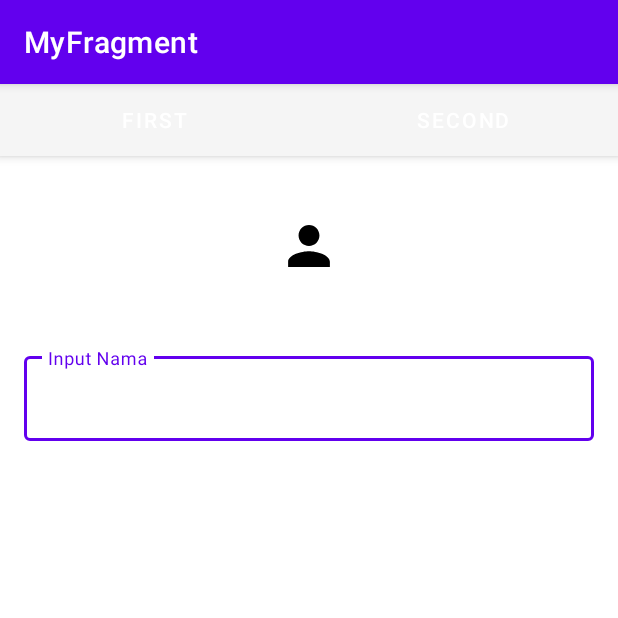
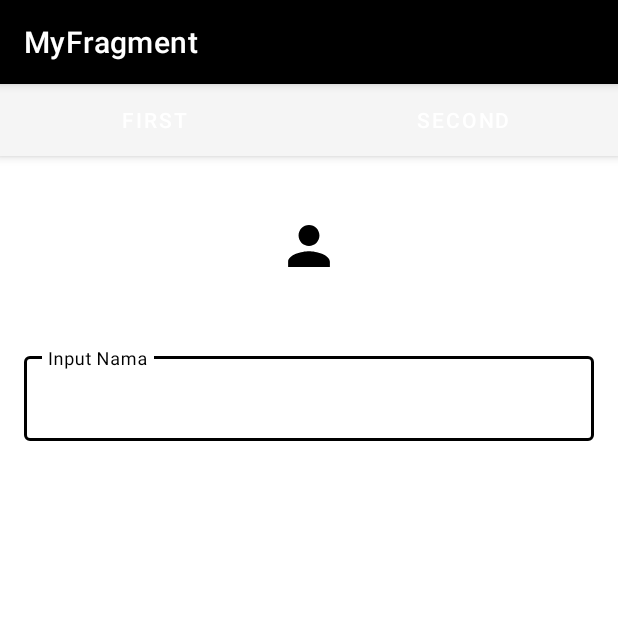
Before and after one commit to r3nyah/praktikum-Fragment, an Android app: the screen it shows after launch (MainActivity), on a phone screen of 412 x 824 dp, the top half of it. Run offline under Robolectric (Android 15) with nearby library versions, the phone set to English and light mode, and no system bars.

Commit message:
Change color

```diff
--- a/app/src/main/res/values/themes.xml
+++ b/app/src/main/res/values/themes.xml
@@ -2,8 +2,8 @@
     <!-- Base application theme. -->
     <style name="Theme.MyFragment" parent="Theme.MaterialComponents.DayNight.DarkActionBar">
         <!-- Primary brand color. -->
-        <item name="colorPrimary">@color/purple_500</item>
-        <item name="colorPrimaryVariant">@color/purple_700</item>
+        <item name="colorPrimary">@color/black</item>
+        <item name="colorPrimaryVariant">@color/black</item>
         <item name="colorOnPrimary">@color/white</item>
         <!-- Secondary brand color. -->
         <item name="colorSecondary">@color/teal_200</item>
```
